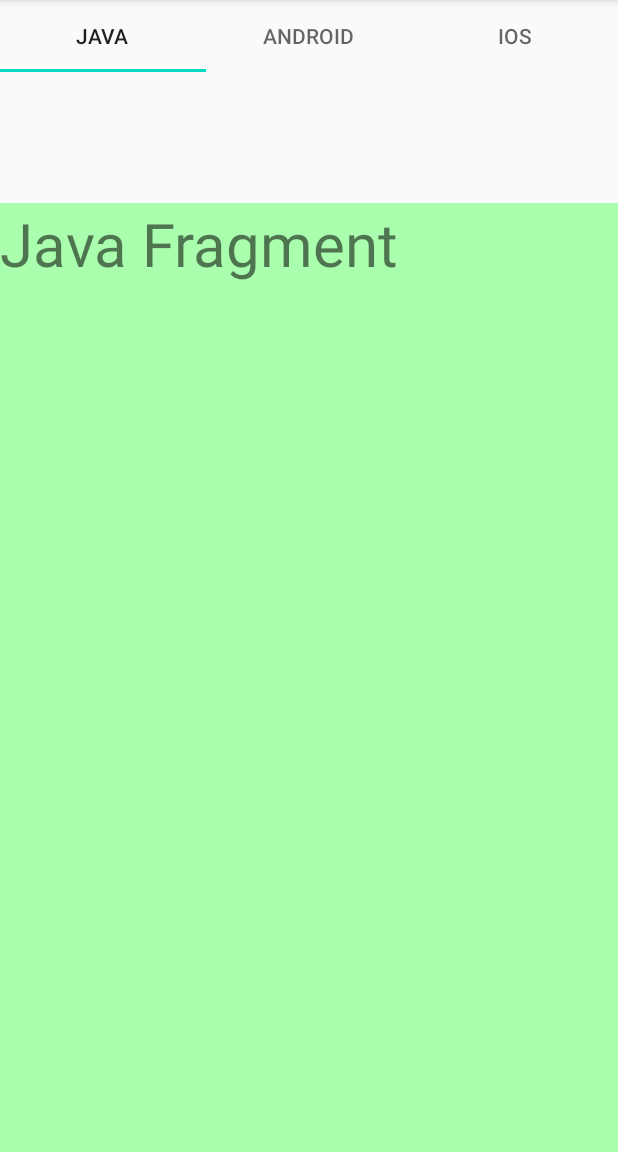
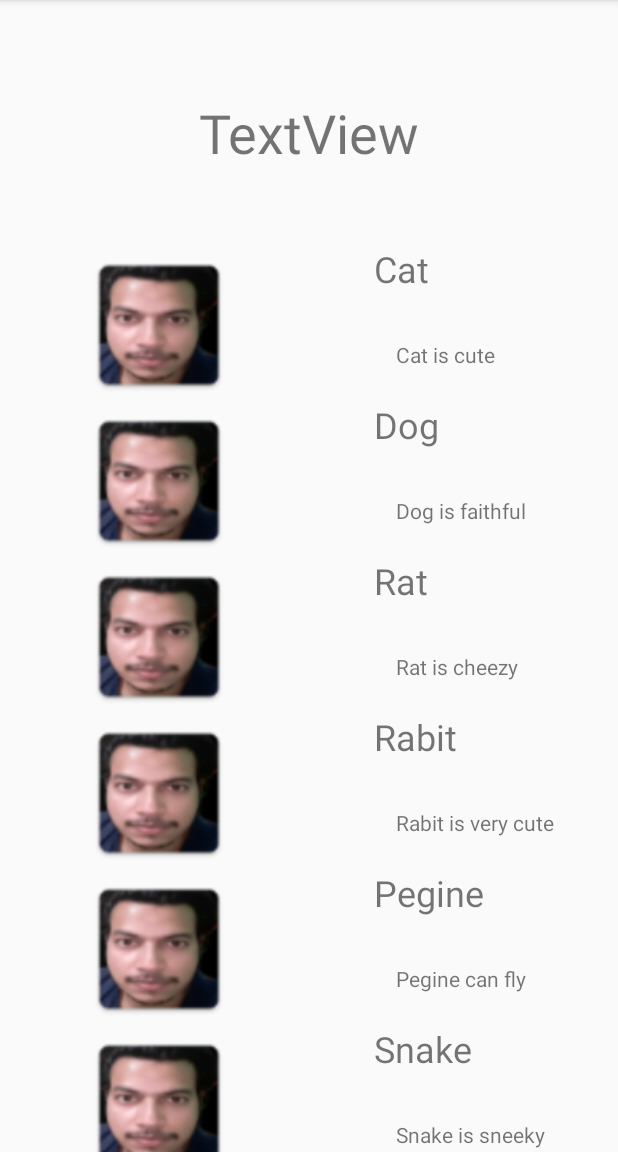
Before and after one commit to vikaschauhan1995/GoogleDev, an Android app: the screen it shows after launch (MainActivity), on a phone screen of 412 x 824 dp, the part 84-1236 px from its top. Run offline under Robolectric (Android 15) with nearby library versions, the phone set to English and light mode, and no system bars.

Commit message:
Recycler view print a list with a kind of a loop.

```diff
--- a/app/src/main/java/com/example/googledev/Android.java
+++ /dev/null
@@ -1,64 +0,0 @@
-package com.example.googledev;
-
-import android.os.Bundle;
-
-import androidx.fragment.app.Fragment;
-
-import android.view.LayoutInflater;
-import android.view.View;
-import android.view.ViewGroup;
-
-/**
- * A simple {@link Fragment} subclass.
- * Use the {@link Android#newInstance} factory method to
- * create an instance of this fragment.
- */
-public class Android extends Fragment {
-
-    // TODO: Rename parameter arguments, choose names that match
-    // the fragment initialization parameters, e.g. ARG_ITEM_NUMBER
-    private static final String ARG_PARAM1 = "param1";
-    private static final String ARG_PARAM2 = "param2";
-
-    // TODO: Rename and change types of parameters
-    private String mParam1;
-    private String mParam2;
-
-    public Android() {
-        // Required empty public constructor
-    }
-
-    /**
-     * Use this factory method to create a new instance of
-     * this fragment using the provided parameters.
-     *
-     * @param param1 Parameter 1.
-     * @param param2 Parameter 2.
-     * @return A new instance of fragment Android.
-     */
-    // TODO: Rename and change types and number of parameters
-    public static Android newInstance(String param1, String param2) {
-        Android fragment = new Android();
-        Bundle args = new Bundle();
-        args.putString(ARG_PARAM1, param1);
-        args.putString(ARG_PARAM2, param2);
-        fragment.setArguments(args);
-        return fragment;
-    }
-
-    @Override
-    public void onCreate(Bundle savedInstanceState) {
-        super.onCreate(savedInstanceState);
-        if (getArguments() != null) {
-            mParam1 = getArguments().getString(ARG_PARAM1);
-            mParam2 = getArguments().getString(ARG_PARAM2);
-        }
-    }
-
-    @Override
-    public View onCreateView(LayoutInflater inflater, ViewGroup container,
-                             Bundle savedInstanceState) {
-        // Inflate the layout for this fragment
-        return inflater.inflate(R.layout.fragment_android, container, false);
-    }
-}
--- a/app/src/main/java/com/example/googledev/IOS.java
+++ /dev/null
@@ -1,64 +0,0 @@
-package com.example.googledev;
-
-import android.os.Bundle;
-
-import androidx.fragment.app.Fragment;
-
-import android.view.LayoutInflater;
-import android.view.View;
-import android.view.ViewGroup;
-
-/**
- * A simple {@link Fragment} subclass.
- * Use the {@link IOS#newInstance} factory method to
- * create an instance of this fragment.
- */
-public class IOS extends Fragment {
-
-    // TODO: Rename parameter arguments, choose names that match
-    // the fragment initialization parameters, e.g. ARG_ITEM_NUMBER
-    private static final String ARG_PARAM1 = "param1";
-    private static final String ARG_PARAM2 = "param2";
-
-    // TODO: Rename and change types of parameters
-    private String mParam1;
-    private String mParam2;
-
-    public IOS() {
-        // Required empty public constructor
-    }
-
-    /**
-     * Use this factory method to create a new instance of
-     * this fragment using the provided parameters.
-     *
-     * @param param1 Parameter 1.
-     * @param param2 Parameter 2.
-     * @return A new instance of fragment IOS.
-     */
-    // TODO: Rename and change types and number of parameters
-    public static IOS newInstance(String param1, String param2) {
-        IOS fragment = new IOS();
-        Bundle args = new Bundle();
-        args.putString(ARG_PARAM1, param1);
-        args.putString(ARG_PARAM2, param2);
-        fragment.setArguments(args);
-        return fragment;
-    }
-
-    @Override
-    public void onCreate(Bundle savedInstanceState) {
-        super.onCreate(savedInstanceState);
-        if (getArguments() != null) {
-            mParam1 = getArguments().getString(ARG_PARAM1);
-            mParam2 = getArguments().getString(ARG_PARAM2);
-        }
-    }
-
-    @Override
-    public View onCreateView(LayoutInflater inflater, ViewGroup container,
-                             Bundle savedInstanceState) {
-        // Inflate the layout for this fragment
-        return inflater.inflate(R.layout.fragment_i_o_s, container, false);
-    }
-}
--- a/app/src/main/java/com/example/googledev/Java.java
+++ /dev/null
@@ -1,64 +0,0 @@
-package com.example.googledev;
-
-import android.os.Bundle;
-
-import androidx.fragment.app.Fragment;
-
-import android.view.LayoutInflater;
-import android.view.View;
-import android.view.ViewGroup;
-
-/**
- * A simple {@link Fragment} subclass.
- * Use the {@link Java#newInstance} factory method to
- * create an instance of this fragment.
- */
-public class Java extends Fragment {
-
-    // TODO: Rename parameter arguments, choose names that match
-    // the fragment initialization parameters, e.g. ARG_ITEM_NUMBER
-    private static final String ARG_PARAM1 = "param1";
-    private static final String ARG_PARAM2 = "param2";
-
-    // TODO: Rename and change types of parameters
-    private String mParam1;
-    private String mParam2;
-
-    public Java() {
-        // Required empty public constructor
-    }
-
-    /**
-     * Use this factory method to create a new instance of
-     * this fragment using the provided parameters.
-     *
-     * @param param1 Parameter 1.
-     * @param param2 Parameter 2.
-     * @return A new instance of fragment Java.
-     */
-    // TODO: Rename and change types and number of parameters
-    public static Java newInstance(String param1, String param2) {
-        Java fragment = new Java();
-        Bundle args = new Bundle();
-        args.putString(ARG_PARAM1, param1);
-        args.putString(ARG_PARAM2, param2);
-        fragment.setArguments(args);
-        return fragment;
-    }
-
-    @Override
-    public void onCreate(Bundle savedInstanceState) {
-        super.onCreate(savedInstanceState);
-        if (getArguments() != null) {
-            mParam1 = getArguments().getString(ARG_PARAM1);
-            mParam2 = getArguments().getString(ARG_PARAM2);
-        }
-    }
-
-    @Override
-    public View onCreateView(LayoutInflater inflater, ViewGroup container,
-                             Bundle savedInstanceState) {
-        // Inflate the layout for this fragment
-        return inflater.inflate(R.layout.fragment_java, container, false);
-    }
-}
--- a/app/src/main/java/com/example/googledev/MainActivity.java
+++ b/app/src/main/java/com/example/googledev/MainActivity.java
@@ -2,80 +2,37 @@ package com.example.googledev;
 
 import android.os.Bundle;
 
-import androidx.annotation.NonNull;
-import androidx.annotation.Nullable;
 import androidx.appcompat.app.AppCompatActivity;
-import androidx.fragment.app.Fragment;
-import androidx.fragment.app.FragmentManager;
-import androidx.fragment.app.FragmentPagerAdapter;
-import androidx.viewpager.widget.ViewPager;
-
-import com.google.android.material.tabs.TabLayout;
+import androidx.recyclerview.widget.LinearLayoutManager;
+import androidx.recyclerview.widget.RecyclerView;
 
 public class MainActivity extends AppCompatActivity{
 
-    TabLayout myTab;
-    ViewPager myPage;
+    RecyclerView r1;
+    String s1[], s2[];
+    int imageResourse[] = {
+            R.drawable.cat_image,
+            R.drawable.cat_image,
+            R.drawable.cat_image,
+            R.drawable.cat_image,
+            R.drawable.cat_image,
+            R.drawable.cat_image,
+            R.drawable.cat_image,
+            R.drawable.cat_image};
+    MyOwnAdapter ad;
+
     @Override
     protected void onCreate(Bundle savedInstanceState) {
         super.onCreate(savedInstanceState);
         setContentView(R.layout.activity_main);
-        myTab = (TabLayout) findViewById(R.id.myTab);
-        myPage = (ViewPager) findViewById(R.id.myPager);
+        r1 = (RecyclerView)findViewById(R.id.myRecycler);
 
-        myPage.setAdapter(new MyOwnPagerAdapter(getSupportFragmentManager()));
-        myTab.setupWithViewPager(myPage);
+        s1 = getResources().getStringArray(R.array.pet_name);
+        s2 = getResources().getStringArray(R.array.disc);
 
-        myTab.addOnTabSelectedListener(new TabLayout.OnTabSelectedListener() {
-            @Override
-            public void onTabSelected(TabLayout.Tab tab) {
-                myPage.setCurrentItem(tab.getPosition());
-            }
+        ad = new MyOwnAdapter(this,s1,s2,imageResourse);
 
-            @Override
-            public void onTabUnselected(TabLayout.Tab tab) {
-
-            }
-
-            @Override
-            public void onTabReselected(TabLayout.Tab tab) {
-
-            }
-        });
-
-    }
-    class MyOwnPagerAdapter extends FragmentPagerAdapter {
-
-        String data[] = {"Java", "Android", "iOS"};
-
-        public MyOwnPagerAdapter(@NonNull FragmentManager fm) {
-            super(fm);
-        }
-
-        @NonNull
-        @Override
-        public Fragment getItem(int position) {
-            if (position == 0) {
-                return new Java();
-            }
-            if(position == 1){
-                return new Android();
-            }
-            if(position == 2){
-                return new IOS();
-            }
-            return null;
-        }
-
-        @Override
-        public int getCount() {
-            return data.length;
-        }
-
-        @Nullable
-        @Override
-        public CharSequence getPageTitle(int position) {
-            return data[position];
-        }
+        r1.setAdapter(ad);
+        r1.setLayoutManager(new LinearLayoutManager(this));
     }
 }
--- /dev/null
+++ b/app/src/main/java/com/example/googledev/MyOwnAdapter.java
@@ -0,0 +1,57 @@
+package com.example.googledev;
+
+import android.content.Context;
+import android.view.LayoutInflater;
+import android.view.View;
+import android.view.ViewGroup;
+import android.widget.ImageView;
+import android.widget.TextView;
+
+import androidx.annotation.NonNull;
+import androidx.recyclerview.widget.RecyclerView;
+
+import org.w3c.dom.Text;
+
+public class MyOwnAdapter extends RecyclerView.Adapter<MyOwnAdapter.MyOwnHolder> {
+
+    String data1[], data2[];
+    int img[];
+    Context ctx;
+    public MyOwnAdapter(Context ct, String s1[], String s2[], int i1[]){
+        ctx = ct;
+        data1 = s1;
+        data2 = s2;
+        img = i1;
+    }
+
+    @NonNull
+    @Override
+    public MyOwnHolder onCreateViewHolder(@NonNull ViewGroup parent, int viewType) {
+        LayoutInflater myInflater = LayoutInflater.from(ctx);
+        View myOwnView = myInflater.inflate(R.layout.my_row, parent, false);
+        return new MyOwnHolder(myOwnView);
+    }
+
+    @Override
+    public void onBindViewHolder(@NonNull MyOwnHolder holder, int position) {
+        holder.t1.setText(data1[position]);
+        holder.t2.setText(data2[position]);
+        holder.myImage.setImageResource(img[position]);
+    }
+
+    @Override
+    public int getItemCount() {
+        return data1.length;
+    }
+
+    public class MyOwnHolder extends RecyclerView.ViewHolder{
+        TextView t1, t2;
+        ImageView myImage;
+        public MyOwnHolder(@NonNull View itemView) {
+            super(itemView);
+            t1 = (TextView)itemView.findViewById(R.id.text1);
+            t2 = (TextView)itemView.findViewById(R.id.text2);
+            myImage = (ImageView)itemView.findViewById(R.id.myImage);
+        }
+    }
+}
--- a/app/src/main/res/layout/activity_main.xml
+++ b/app/src/main/res/layout/activity_main.xml
@@ -6,22 +6,26 @@
     android:layout_height="match_parent"
     tools:context=".MainActivity">
 
+
+    <TextView
+        android:id="@+id/myTitle"
+        android:layout_width="wrap_content"
+        android:layout_height="wrap_content"
+        android:layout_marginTop="64dp"
+        android:text="TextView"
+        android:textSize="36sp"
+        app:layout_constraintEnd_toEndOf="parent"
+        app:layout_constraintStart_toStartOf="parent"
+        app:layout_constraintTop_toTopOf="parent" />
+
     <view
-        android:id="@+id/myTab"
-        class="com.google.android.material.tabs.TabLayout"
+        android:id="@+id/myRecycler"
+        class="androidx.recyclerview.widget.RecyclerView"
         android:layout_width="match_parent"
         android:layout_height="wrap_content"
-        app:backgroundColor="#FDA0A0"
-        tools:layout_editor_absoluteX=""
-        tools:layout_editor_absoluteY="74dp"
+        android:layout_marginTop="50dp"
+        app:layout_constraintEnd_toEndOf="parent"
+        app:layout_constraintStart_toStartOf="parent"
+        app:layout_constraintTop_toBottomOf="@+id/myTitle"
         tools:ignore="MissingConstraints" />
-
-    <view
-        android:id="@+id/myPager"
-        class="androidx.viewpager.widget.ViewPager"
-        android:layout_width="match_parent"
-        android:layout_height="wrap_content"
-        android:layout_marginTop="135dp"
-        app:layout_constraintTop_toTopOf="parent"
-        tools:layout_editor_absoluteX="0dp" />
 </androidx.constraintlayout.widget.ConstraintLayout>
--- a/app/src/main/res/layout/fragment_android.xml
+++ /dev/null
@@ -1,16 +0,0 @@
-<?xml version="1.0" encoding="utf-8"?>
-<FrameLayout xmlns:android="http://schemas.android.com/apk/res/android"
-    xmlns:tools="http://schemas.android.com/tools"
-    android:layout_width="match_parent"
-    android:layout_height="match_parent"
-    android:background="#FFE68C"
-    tools:context=".Android">
-
-    <!-- TODO: Update blank fragment layout -->
-    <TextView
-        android:layout_width="match_parent"
-        android:layout_height="match_parent"
-        android:text="Android Fragment"
-        android:textSize="40sp" />
-
-</FrameLayout>
--- a/app/src/main/res/layout/fragment_i_o_s.xml
+++ /dev/null
@@ -1,16 +0,0 @@
-<?xml version="1.0" encoding="utf-8"?>
-<FrameLayout xmlns:android="http://schemas.android.com/apk/res/android"
-    xmlns:tools="http://schemas.android.com/tools"
-    android:layout_width="match_parent"
-    android:layout_height="match_parent"
-    android:background="#FFC9FA"
-    tools:context=".IOS">
-
-    <!-- TODO: Update blank fragment layout -->
-    <TextView
-        android:layout_width="match_parent"
-        android:layout_height="match_parent"
-        android:text="iOS Fragment"
-        android:textSize="40sp" />
-
-</FrameLayout>
--- a/app/src/main/res/layout/fragment_java.xml
+++ /dev/null
@@ -1,16 +0,0 @@
-<?xml version="1.0" encoding="utf-8"?>
-<FrameLayout xmlns:android="http://schemas.android.com/apk/res/android"
-    xmlns:tools="http://schemas.android.com/tools"
-    android:layout_width="match_parent"
-    android:layout_height="match_parent"
-    android:background="#AAFFAE"
-    tools:context=".Java">
-
-    <!-- TODO: Update blank fragment layout -->
-    <TextView
-        android:layout_width="match_parent"
-        android:layout_height="match_parent"
-        android:text="Java Fragment"
-        android:textSize="40sp" />
-
-</FrameLayout>
--- /dev/null
+++ b/app/src/main/res/layout/my_row.xml
@@ -0,0 +1,38 @@
+<?xml version="1.0" encoding="utf-8"?>
+<RelativeLayout
+    xmlns:android="http://schemas.android.com/apk/res/android"
+    xmlns:app="http://schemas.android.com/apk/res-auto"
+    xmlns:tools="http://schemas.android.com/tools"
+    android:layout_width="match_parent"
+    android:layout_height="wrap_content">
+
+    <ImageView
+        android:id="@+id/myImage"
+        android:layout_width="200dp"
+        android:layout_height="100dp"
+        android:layout_alignParentStart="true"
+        android:layout_marginStart="6dp"
+        android:layout_marginTop="4dp"
+        app:layout_constraintStart_toStartOf="parent"
+        app:layout_constraintTop_toTopOf="parent"
+        app:srcCompat="@android:drawable/sym_def_app_icon" />
+
+    <TextView
+        android:id="@+id/text1"
+        android:layout_width="wrap_content"
+        android:layout_height="wrap_content"
+        android:layout_marginStart="43dp"
+        android:layout_toEndOf="@+id/myImage"
+        android:text="TextView"
+        android:textSize="24sp" />
+
+    <TextView
+        android:id="@+id/text2"
+        android:layout_width="wrap_content"
+        android:layout_height="wrap_content"
+        android:layout_below="@+id/text1"
+        android:layout_marginStart="58dp"
+        android:layout_marginTop="31dp"
+        android:layout_toEndOf="@+id/myImage"
+        android:text="TextView" />
+</RelativeLayout>
--- a/app/src/main/res/values/strings.xml
+++ b/app/src/main/res/values/strings.xml
@@ -11,4 +11,25 @@
     </string>
     <!-- TODO: Remove or change this placeholder text -->
     <string name="hello_blank_fragment">Java Fragment</string>
+
+    <string-array name="pet_name">
+        <item>Cat</item>
+        <item>Dog</item>
+        <item>Rat</item>
+        <item>Rabit</item>
+        <item>Pegine</item>
+        <item>Snake</item>
+        <item>Cow</item>
+        <item>Elephant</item>
+    </string-array>
+    <string-array name="disc">
+        <item>Cat is cute</item>
+        <item>Dog is faithful</item>
+        <item>Rat is cheezy</item>
+        <item>Rabit is very cute</item>
+        <item>Pegine can fly</item>
+        <item>Snake is sneeky</item>
+        <item>Cow gives milk</item>
+        <item>Elephants are dependable</item>
+    </string-array>
 </resources>
```
Also changed, not shown: app/src/main/res/drawable-v24/cat_image.png (added).
